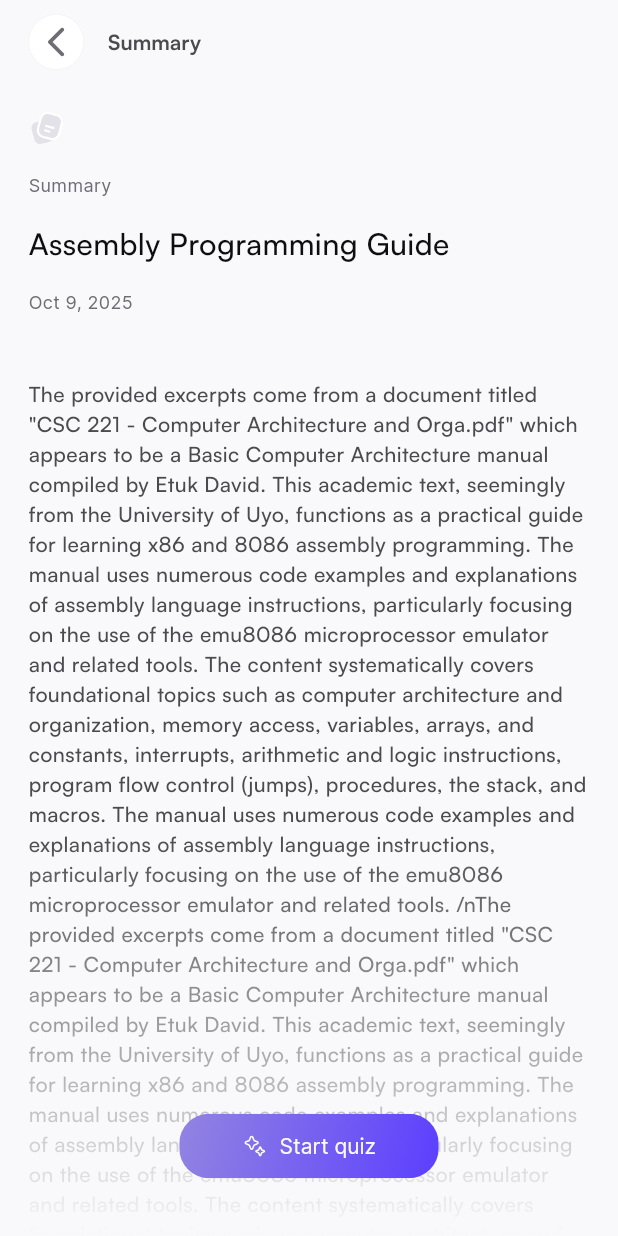
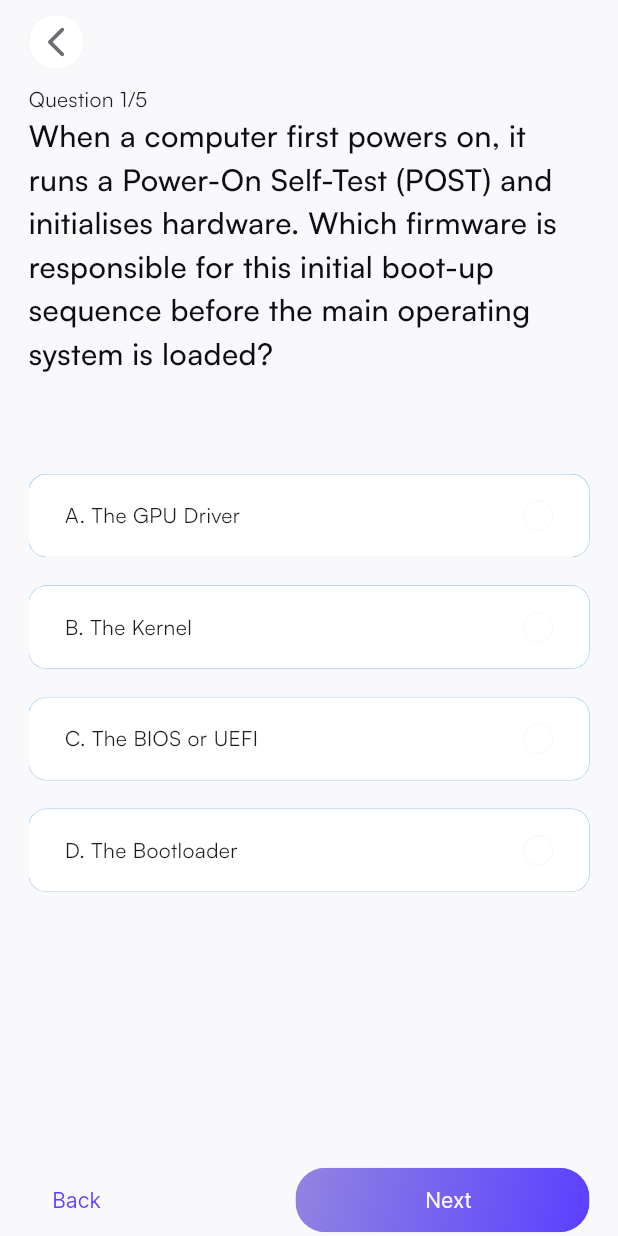
Before and after one commit to Adenugakolade-02/studify-test, a Flutter app: the screen it shows after launch, after a tap on the "arrow back ios new" icon, on a phone screen of 412 x 824 dp. Run offline on Flutter 3.47's test engine with Material 3 defaults, Android fonts, the phone set to English and light mode, and no system bars; our stand-ins replace flutter_riverpod, flutter_svg.

Commit message:
feat: add quiz screen and logic

```diff
--- /dev/null
+++ b/lib/app/data/quiz_model.dart
@@ -0,0 +1,7 @@
+class QuizModel {
+  final String question;
+  final List<String> optionList;
+  final int answerId;
+
+  QuizModel({required this.question, required this.optionList, required this.answerId});
+}
--- a/lib/app/presentation/pages/home/text_summary_screen.dart
+++ b/lib/app/presentation/pages/home/text_summary_screen.dart
@@ -5,6 +5,7 @@ import 'package:flutter_riverpod/flutter_riverpod.dart';
 import 'package:flutter_svg/flutter_svg.dart';
 import 'package:studify/app/presentation/pages/home/widget/quiz_bottomsheet.dart';
 import 'package:studify/app/presentation/widgets/app_button.dart';
+import 'package:studify/app/presentation/widgets/back_button.dart';
 import 'package:studify/core/constants/app_svgs.dart';
 import 'package:studify/core/constants/font_type.dart';
 import 'package:studify/core/theme/color.dart';
@@ -39,19 +40,7 @@ class _TextSummaryScreenState extends ConsumerState<TextSummaryScreen> {
   Widget build(BuildContext context) {
     return Scaffold(
       appBar: AppBar(
-
-        leading: Container(
-          height: 35,
-          width: 35,
-          margin: EdgeInsets.only(left: 19),
-          alignment: Alignment.center,
-          decoration: BoxDecoration(
-            shape: BoxShape.circle,
-            color: AppColors.whiteSurface,
-            border: Border.all(width: 0.2, color: AppColors.borderSurface)
-          ),
-          child: IconButton(onPressed: (){}, icon: Icon(Icons.arrow_back_ios_new_rounded, color: AppColors.textTietary,), padding: EdgeInsets.zero,),
-        ),
+        leading: AppBackButton(fuction: (){}),
         title: const Text("Summary"),
       ),
       body: SafeArea(
--- /dev/null
+++ b/lib/app/presentation/pages/quiz/active_quiz_screen.dart
@@ -0,0 +1,180 @@
+import 'dart:developer';
+
+import 'package:flutter/material.dart';
+import 'package:studify/app/data/quiz_model.dart';
+import 'package:studify/app/presentation/pages/quiz/widget/quiz_question_page.dart';
+import 'package:studify/app/presentation/widgets/app_button.dart';
+import 'package:studify/app/presentation/widgets/back_button.dart';
+
+class ActiveQuizScreen extends StatefulWidget {
+  const ActiveQuizScreen({super.key});
+
+  @override
+  State<ActiveQuizScreen> createState() => _ActiveQuizScreenState();
+}
+
+class _ActiveQuizScreenState extends State<ActiveQuizScreen> {
+
+  late PageController controller;
+  int _currentPage = 0;
+
+  @override
+  void initState() {
+    controller = PageController(initialPage: _currentPage)..addListener((){
+      setState(() {
+        _currentPage = controller.page!.round();
+      });
+    });
+    super.initState();
+  }
+
+  @override
+  void dispose() {
+    controller.dispose();
+    super.dispose();
+  }
+
+  final List<QuizModel> computerQuizQuestions = [
+    QuizModel(
+      question: "When a computer first powers on, it runs a Power-On Self-Test (POST) and initialises hardware. Which firmware is responsible for this initial boot-up sequence before the main operating system is loaded?",
+      optionList: [
+        "A. The GPU Driver",
+        "B. The Kernel",
+        "C. The BIOS or UEFI",
+        "D. The Bootloader"
+      ],
+      answerId: 2,
+    ),
+    QuizModel(
+      question: "What does 'SaaS' stand for in cloud computing?",
+      optionList: [
+        "A. System as a Service",
+        "B. Software as a Service",
+        "C. Security as a Service",
+        "D. Storage as a Service"
+      ],
+      answerId: 1,
+    ),
+    QuizModel(
+      question: "When setting up user accounts on a corporate server, a system administrator grants each user only the essential permissions required to perform their job. This practice, which enhances security by limiting potential damage from accidents or compromised accounts, is known as what principle?",
+      optionList: [
+        "A. The Principle of Open Access",
+        "B. The Principle of Least Privilege",
+        "C. The Principle of Full Control",
+        "D. The Principle of Redundancy"
+      ],
+      answerId: 1,
+    ),
+    QuizModel(
+      question: "Which of these protocols is primarily used for sending email from a client to a server?",
+      optionList: [
+        "A. FTP (File Transfer Protocol)",
+        "B. HTTP (Hypertext Transfer Protocol)",
+        "C. POP3 (Post Office Protocol 3)",
+        "D. SMTP (Simple Mail Transfer Protocol)"
+      ],
+      answerId: 3,
+    ),
+    QuizModel(
+      question: "In object-oriented programming, encapsulation is a fundamental concept where the internal state of an object is protected from outside access. How is this typically achieved in languages like Java or C#?",
+      optionList: [
+        "A. By making all methods static.",
+        "B. By declaring all data fields as 'public'.",
+        "C. By bundling data and methods in a single unit.",
+        "D. By declaring data fields as 'private' and providing public methods (getters/setters) for access."
+      ],
+      answerId: 3,
+    ),
+  ];
+  Map<int, int> quizAnswers = {};
+
+  void selectOption(int questionId, int selectedId){
+    // log("is called $questionId $selectedId");
+    if(!quizAnswers.containsKey(questionId)){
+      // log("called here");
+      setState(() {
+        quizAnswers[questionId] = selectedId;
+      });
+    }else{}
+  }
+  @override
+  Widget build(BuildContext context) {
+    return Scaffold(
+      appBar: AppBar(
+        leading: AppBackButton(fuction: (){}),
+      ),
+      body: Padding(
+        padding: EdgeInsets.symmetric(horizontal: 19),
+        child: Column(
+          crossAxisAlignment: CrossAxisAlignment.start,
+
+          children: [
+            Text(
+              "Question ${_currentPage+1}/${computerQuizQuestions.length}"
+            ),
+            Expanded(
+              child: PageView.builder(
+                controller: controller,
+                physics: const NeverScrollableScrollPhysics(),
+                itemCount: computerQuizQuestions.length,
+                itemBuilder: (context, index){
+                  return QuizQuestionPage(
+                    question: computerQuizQuestions[index].question,
+                    questionId: index,
+                    correctId: computerQuizQuestions[index].answerId,
+                    options: computerQuizQuestions[index].optionList,
+                    selectedId: quizAnswers[index],
+                    function: selectOption,
+                  );
+                } ,
+              ),
+            ),
+          ],
+        ),
+      ),
+      bottomNavigationBar: Padding(
+        padding: const EdgeInsets.symmetric(horizontal: 19),
+        child: Row(
+          children: [
+            TextButton(
+              onPressed: (){
+                if(_currentPage!=0){
+                  controller.previousPage(
+                    duration: const Duration(milliseconds: 200),
+                    curve: Curves.easeOut
+                  );
+                }
+              },
+              child: Text("Back")
+            ),
+            const Spacer(),
+            SizedBox(
+              width: 196,
+              child: _currentPage+1 == computerQuizQuestions.length
+              ? AppButton(
+                icon: SizedBox(),
+                text: "Submit",
+                onPressed: (){
+                  // controller.nextPage(
+                  //   duration: const Duration(milliseconds: 200),
+                  //   curve: Curves.easeIn
+                  // );
+                }
+              )
+              : AppButton(
+                icon: SizedBox(),
+                text: "Next",
+                onPressed: (){
+                  controller.nextPage(
+                    duration: const Duration(milliseconds: 200),
+                    curve: Curves.easeIn
+                  );
+                }
+              ),
+            )
+          ],
+        ),
+      ),
+    );
+  }
+}
--- /dev/null
+++ b/lib/app/presentation/pages/quiz/quiz_home_screen.dart
@@ -0,0 +1,71 @@
+import 'package:flutter/material.dart';
+import 'package:flutter_riverpod/flutter_riverpod.dart';
+import 'package:flutter_svg/svg.dart';
+import 'package:studify/app/presentation/pages/quiz/widget/quiz_info_tile.dart';
+import 'package:studify/app/presentation/widgets/app_button.dart';
+import 'package:studify/app/presentation/widgets/back_button.dart';
+import 'package:studify/core/constants/app_svgs.dart';
+import 'package:studify/core/constants/font_type.dart';
+import 'package:studify/core/theme/color.dart';
+
+class QuizHomeScreen extends ConsumerStatefulWidget {
+  const QuizHomeScreen({super.key});
+
+  @override
+  ConsumerState<ConsumerStatefulWidget> createState() => _QuizHomeScreenState();
+}
+
+class _QuizHomeScreenState extends ConsumerState<QuizHomeScreen> {
+
+  @override
+  Widget build(BuildContext context) {
+    return Scaffold(
+      appBar: AppBar(
+        leading: AppBackButton(fuction: (){}),
+        title: const Text("Study mode"),
+      ),
+      body: SafeArea(
+        child: Padding(
+          padding: EdgeInsetsGeometry.symmetric(horizontal: 19),
+          child: Column(
+            children: [
+              const SizedBox(height: 18,),
+              SvgPicture.asset(AppSvgs.notes),
+              const SizedBox(height: 17,),
+              Text(
+                "Summary",
+                style: TextStyle(
+                  fontFamily: FontType.inter,
+                  color: AppColors.textTietary,
+                  fontWeight: FontWeight.w400,
+                  fontSize: 12
+                ),
+              ),
+              const SizedBox(height: 16,),
+              Text(
+                "Assembly Programming Guide",
+                style: TextStyle(
+                  fontWeight: FontWeight.w500,
+                  fontSize: 20,
+                  color: AppColors.textPrimary
+                ),
+              ),
+              const SizedBox(height: 48,),
+              QuizInfoTile(title: "30 Questions ", subtitle: "You will be given 30 questions in quiz", iconUrl: AppSvgs.question),
+              QuizInfoTile(title: "No time limit", subtitle: "Self-paced lets you set a high score and break it.", iconUrl: AppSvgs.clock),
+              QuizInfoTile(title: "Grading and points", subtitle: "1 pt for quiz completion, 3 pts for a correct answer.", iconUrl: AppSvgs.check),
+              const Spacer(),
+              SizedBox(
+                height: 173,
+                child: AppButton(
+                  icon: SizedBox(),
+                  text: "Proceed",
+                  onPressed: (){}),
+              )
+            ],
+          ),
+        )
+      ),
+    );
+  }
+}
--- /dev/null
+++ b/lib/app/presentation/pages/quiz/widget/option_tile.dart
@@ -0,0 +1,127 @@
+import 'package:flutter/material.dart';
+import 'package:studify/core/theme/color.dart';
+
+class OptionTile extends StatefulWidget {
+  final String option;
+  final int id;
+  final int questionId;
+  final int correctId;
+  final int? selectedId;
+  final Function(int, int) callback;
+
+  const OptionTile({super.key, required this.option, required this.id, required this.correctId, required this.callback, this.selectedId, required this.questionId});
+
+  @override
+  State<OptionTile> createState() => _OptionTileState();
+}
+
+class _OptionTileState extends State<OptionTile> {
+  @override
+  Widget build(BuildContext context) {
+    return Column(
+      mainAxisSize: MainAxisSize.min,
+      children: [
+        Material(
+          color: Colors.blue,
+          borderRadius: BorderRadius.circular(12),
+          child: InkWell(
+            borderRadius: BorderRadius.circular(12),
+            splashColor: AppColors.borderSurface,
+            highlightColor: AppColors.primaryPurple.withValues(alpha: .3),
+            onTap: ()=>widget.callback(widget.questionId, widget.id),
+            child: Container(
+              constraints: BoxConstraints(minHeight: 55),
+              padding: EdgeInsets.symmetric(vertical: 17.5, horizontal: 24),
+              // margin: EdgeInsets.only(bottom: 19),
+              decoration:
+                correctoptions() ? correctDecoration()
+                : incorrectoptions() ? incorrectDecoration()
+                : showCorrectoptions() ? correctDecoration()
+                : unSelectedDecoration(),
+              child: Row(
+                mainAxisAlignment: MainAxisAlignment.spaceBetween,
+                children: [
+                  Flexible(
+                    child: Text(widget.option)
+                  ),
+                  // const Spacer(),
+                  customRadio()
+                ],
+              ),
+            ),
+          ),
+        ),
+        const SizedBox(height: 19,)
+      ],
+    );
+  }
+
+
+
+  bool correctoptions(){
+    return (widget.id == widget.correctId) && (widget.id == widget.selectedId);
+  }
+  bool incorrectoptions(){
+    return (widget.id != widget.correctId) && (widget.id == widget.selectedId);
+  }
+  bool showCorrectoptions(){
+    return (widget.selectedId != null) && (widget.id == widget.correctId);
+  }
+
+  BoxDecoration unSelectedDecoration()=> BoxDecoration(
+    color: Colors.white,
+    borderRadius: BorderRadius.circular(12),
+    border: Border.all(
+      width: .2,
+      color: AppColors.iconGrey
+    )
+  );
+
+  BoxDecoration correctDecoration()=> BoxDecoration(
+    color: Colors.white,
+    borderRadius: BorderRadius.circular(12),
+    border: Border.all(
+      width: .5,
+      color: Color(0xFF4BD37B)
+    ),
+    boxShadow: [
+      BoxShadow(
+        blurRadius: 4,
+        color: Color(0xFF4BD37B)
+      )
+    ]
+  );
+
+  BoxDecoration incorrectDecoration()=> BoxDecoration(
+    color: Colors.white,
+    borderRadius: BorderRadius.circular(12),
+    border: Border.all(
+      width: .5,
+      color: AppColors.redError
+    ),
+  );
+
+  Widget customRadio(){
+    return Container(
+      height: 20,
+      width: 20,
+      alignment: Alignment.center,
+      decoration: BoxDecoration(
+        color: AppColors.whiteSurface,
+        shape: BoxShape.circle,
+        border: Border.all(
+          width: 0.2,
+          color: (widget.selectedId == null || widget.id != widget.correctId ) ? AppColors.iconGrey : correctoptions() ? AppColors.green : AppColors.redError
+        ),
+      ),
+      child: Container(
+        height: 10,
+        width: 10,
+        decoration: BoxDecoration(
+          shape: BoxShape.circle,
+          color: (widget.selectedId == null || widget.id != widget.correctId ) ? AppColors.whiteSurface : correctoptions() ? AppColors.green : AppColors.redError
+        ),
+      ),
+    );
+  }
+}
--- /dev/null
+++ b/lib/app/presentation/pages/quiz/widget/quiz_info_tile.dart
@@ -0,0 +1,46 @@
+import 'package:flutter/material.dart';
+import 'package:flutter_svg/svg.dart';
+import 'package:studify/core/constants/font_type.dart';
+import 'package:studify/core/theme/color.dart';
+
+class QuizInfoTile extends StatelessWidget {
+  final String title, subtitle;
+  final String iconUrl;
+  const QuizInfoTile({super.key, required this.title, required this.subtitle, required this.iconUrl});
+
+  @override
+  Widget build(BuildContext context) {
+    return Container(
+      margin: EdgeInsets.only(bottom: 32),
+      child: Row(
+        children: [
+          SvgPicture.asset(iconUrl),
+          const SizedBox(width: 14,),
+          Column(
+            crossAxisAlignment: CrossAxisAlignment.start,
+            children: [
+              Text(
+                title,
+                style: TextStyle(
+                  fontWeight: FontWeight.w500,
+                  fontSize: 14,
+                  color: AppColors.textSecondary
+                ),
+              ),
+              const SizedBox(height: 12,),
+              Text(
+                subtitle,
+                style: TextStyle(
+                  fontFamily: FontType.inter,
+                  fontWeight: FontWeight.w400,
+                  fontSize: 12,
+                  color: AppColors.textTietary
+                ),
+              )
+            ],
+          )
+        ],
+      ),
+    );
+  }
+}
--- /dev/null
+++ b/lib/app/presentation/pages/quiz/widget/quiz_question_page.dart
@@ -0,0 +1,50 @@
+import 'package:flutter/material.dart';
+import 'package:studify/app/presentation/pages/quiz/widget/option_tile.dart';
+import 'package:studify/core/theme/color.dart';
+
+class QuizQuestionPage extends StatefulWidget {
+  // final PageController pageController;
+  final int questionId;
+  final String question;
+  final List<String> options;
+  final int correctId;
+  final int? selectedId;
+  final Function(int, int) function;
+
+  const QuizQuestionPage({super.key,required this.question,required this.correctId, this.selectedId, required this.options, required this.function, required this.questionId});
+
+  @override
+  State<QuizQuestionPage> createState() => _QuizQuestionPageState();
+}
+
+class _QuizQuestionPageState extends State<QuizQuestionPage> {
+  @override
+  Widget build(BuildContext context) {
+    return ListView(
+      children: [
+        Text(widget.question,
+          style: TextStyle(
+            fontWeight: FontWeight.w500,
+            fontSize: 20,
+            color: AppColors.textPrimary
+          ),
+        ),
+        const SizedBox(height: 66,),
+        ...List.generate(
+          widget.options.length,
+          (index){
+            final option = widget.options[index];
+            return OptionTile(
+              option: option,
+              questionId: widget.questionId,
+              id: index,
+              correctId: widget.correctId,
+              callback: widget.function
+            );
+          }
+        ),
+
+      ],
+    );
+  }
+}
--- /dev/null
+++ b/lib/app/presentation/widgets/back_button.dart
@@ -0,0 +1,23 @@
+import 'package:flutter/material.dart';
+import 'package:studify/core/theme/color.dart';
+
+class AppBackButton extends StatelessWidget {
+  final VoidCallback fuction;
+  const AppBackButton({super.key, required this.fuction});
+
+  @override
+  Widget build(BuildContext context) {
+    return Container(
+      height: 35,
+      width: 35,
+      margin: EdgeInsets.only(left: 19),
+      alignment: Alignment.center,
+      decoration: BoxDecoration(
+        shape: BoxShape.circle,
+        color: AppColors.whiteSurface,
+        border: Border.all(width: 0.2, color: AppColors.borderSurface)
+      ),
+      child: IconButton(onPressed: fuction, icon: Icon(Icons.arrow_back_ios_new_rounded, color: AppColors.textTietary,), padding: EdgeInsets.zero,),
+    );
+  }
+}
--- a/lib/core/constants/app_svgs.dart
+++ b/lib/core/constants/app_svgs.dart
@@ -5,4 +5,7 @@ class AppSvgs {
   static const score = "assets/svgs/score_icon.svg";
   static const notes = "assets/svgs/Notes.svg";
   static const stars = "assets/svgs/Stars.svg";
+  static const clock = "assets/svgs/clock-01.svg";
+  static const check = "assets/svgs/Checklist Minimalistic.svg";
+  static const question = "assets/svgs/Question Square.svg";
 }
--- a/lib/core/theme/color.dart
+++ b/lib/core/theme/color.dart
@@ -15,4 +15,7 @@ class AppColors{
   static const Color textSecondary = Color(0xFF4B4B4F);
   static const Color textPrimary = Color(0xFF0E0E10);
   static const Color textTietary = Color(0xFF6D6D73);
+
+  static const Color green = Color(0xFF4BD37B);
+  static const Color redError = Color(0xFFFF4F6D);
 }
--- a/lib/main.dart
+++ b/lib/main.dart
@@ -1,6 +1,7 @@
 import 'package:flutter/material.dart';
 import 'package:studify/app/presentation/pages/Home/home_screen.dart';
 import 'package:studify/app/presentation/pages/home/text_summary_screen.dart';
+import 'package:studify/app/presentation/pages/quiz/active_quiz_screen.dart';
 import 'package:studify/core/theme/theme.dart';
 
 void main() {
@@ -16,7 +17,7 @@ class MyApp extends StatelessWidget {
     return MaterialApp(
       title: 'Flutter Demo',
       theme: AppTheme.light,
-      home: TextSummaryScreen(),
+      home: ActiveQuizScreen(),
     );
   }
 }
```
Also changed, not shown: assets/svgs/Checklist Minimalistic.svg (added), assets/svgs/Question Square.svg (added), assets/svgs/clock-01.svg (added).
